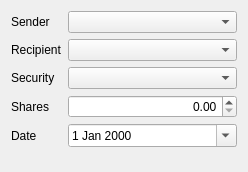
Qt form src/views/ui_files/dialogs/security_transfer_dialog.ui (JakubFranek/Kapytal) before a commit.
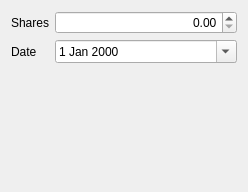
The same form after that commit.

Commit message:
Implement SmartComboBoxes in Sec.TransferDialog
Fix bug: invalid hasattr syntax in SecurityTransfer._set_attributes
method.

What changed in the file:
```diff
--- a/src/views/ui_files/dialogs/security_transfer_dialog.ui
+++ b/src/views/ui_files/dialogs/security_transfer_dialog.ui
@@ -10,7 +10,7 @@
     <x>0</x>
     <y>0</y>
     <width>248</width>
-    <height>172</height>
+    <height>192</height>
    </rect>
   </property>
   <property name="sizePolicy">
@@ -29,56 +29,13 @@
    <item>
     <layout class="QFormLayout" name="formLayout">
      <item row="0" column="0">
-      <widget class="QLabel" name="senderLabel">
-       <property name="text">
-        <string>Sender</string>
-       </property>
-      </widget>
-     </item>
-     <item row="0" column="1">
-      <widget class="QComboBox" name="senderComboBox">
-       <property name="sizePolicy">
-        <sizepolicy hsizetype="Preferred" vsizetype="Fixed">
-         <horstretch>0</horstretch>
-         <verstretch>0</verstretch>
-        </sizepolicy>
-       </property>
-       <property name="editable">
-        <bool>false</bool>
-       </property>
-       <property name="insertPolicy">
-        <enum>QComboBox::NoInsert</enum>
-       </property>
-      </widget>
-     </item>
-     <item row="1" column="0">
-      <widget class="QLabel" name="recipientLabel">
-       <property name="text">
-        <string>Recipient</string>
-       </property>
-      </widget>
-     </item>
-     <item row="1" column="1">
-      <widget class="QComboBox" name="recipientComboBox"/>
-     </item>
-     <item row="2" column="0">
-      <widget class="QLabel" name="securityLabel">
-       <property name="text">
-        <string>Security</string>
-       </property>
-      </widget>
-     </item>
-     <item row="2" column="1">
-      <widget class="QComboBox" name="securityComboBox"/>
-     </item>
-     <item row="3" column="0">
       <widget class="QLabel" name="sharesLabel">
        <property name="text">
         <string>Shares</string>
        </property>
       </widget>
      </item>
-     <item row="3" column="1">
+     <item row="0" column="1">
       <widget class="QDoubleSpinBox" name="sharesDoubleSpinBox">
        <property name="alignment">
         <set>Qt::AlignRight|Qt::AlignTrailing|Qt::AlignVCenter</set>
@@ -91,14 +48,14 @@
        </property>
       </widget>
      </item>
-     <item row="4" column="0">
+     <item row="1" column="0">
       <widget class="QLabel" name="dateLabel">
        <property name="text">
         <string>Date</string>
        </property>
       </widget>
      </item>
-     <item row="4" column="1">
+     <item row="1" column="1">
       <widget class="QDateEdit" name="dateEdit">
        <property name="calendarPopup">
         <bool>true</bool>
```
The commit also changes 5 other files.
